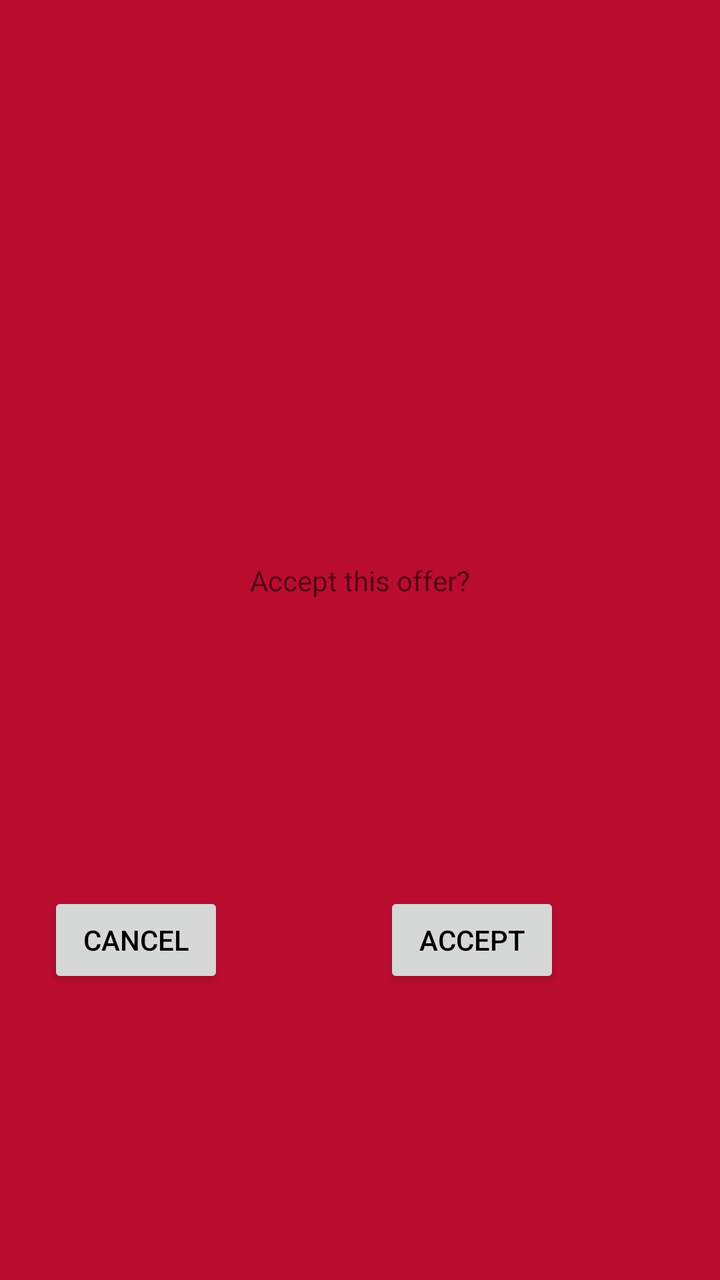
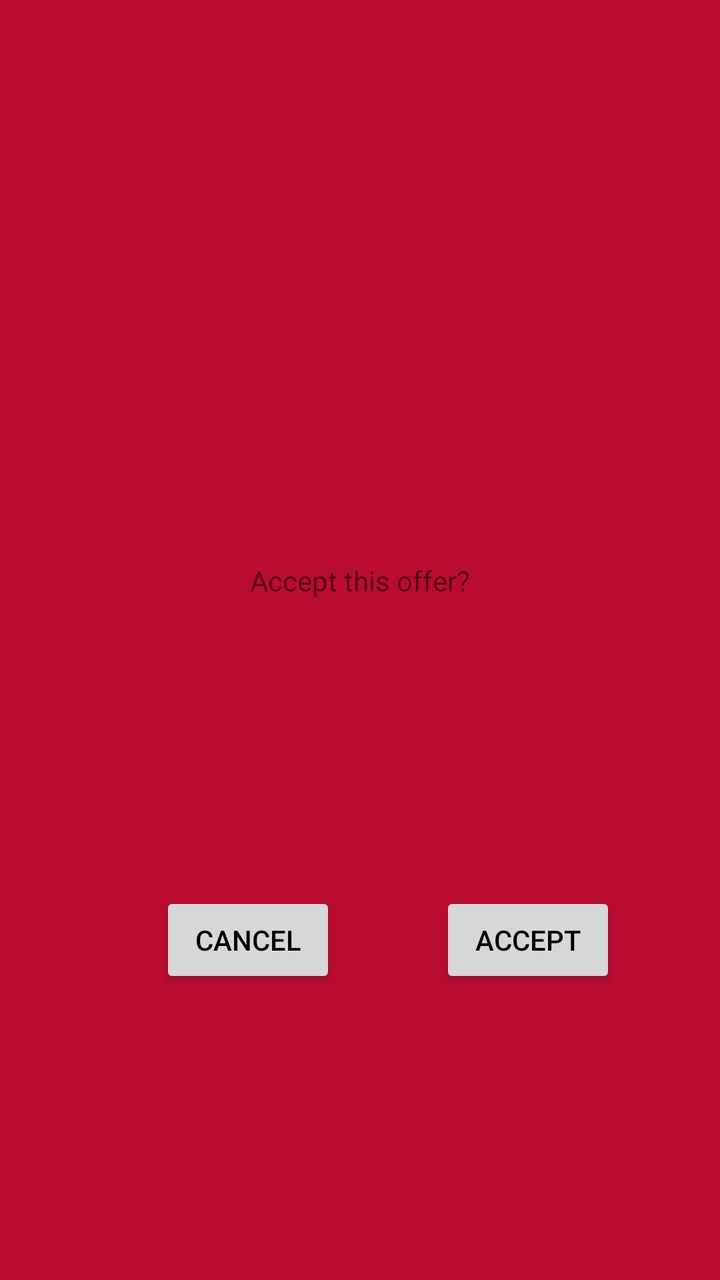

Before-and-after screenshots of an Android layout around one commit, followed by the original layout XML and the change that was made.
<!-- AndroidManifest.xml: application theme AppTheme -->
<!-- res/layout/accept_offer_popup.xml -->
<?xml version="1.0" encoding="utf-8"?>
<androidx.constraintlayout.widget.ConstraintLayout xmlns:android="http://schemas.android.com/apk/res/android"
    xmlns:app="http://schemas.android.com/apk/res-auto"
    xmlns:tools="http://schemas.android.com/tools"
    android:layout_width="260dp"
    android:layout_height="160dp">

    <Button
        android:id="@+id/cancelButton"
        android:layout_width="wrap_content"
        android:layout_height="wrap_content"
        android:layout_marginStart="24dp"
        android:text="Cancel"
        app:layout_constraintBottom_toBottomOf="parent"
        app:layout_constraintStart_toStartOf="parent"
        app:layout_constraintTop_toBottomOf="@+id/textView" />

    <Button
        android:id="@+id/acceptButton"
        android:layout_width="wrap_content"
        android:layout_height="wrap_content"
        android:text="Accept"
        app:layout_constraintBottom_toBottomOf="parent"
        app:layout_constraintEnd_toEndOf="parent"
        app:layout_constraintStart_toEndOf="@+id/cancelButton"
        app:layout_constraintTop_toBottomOf="@+id/textView" />

    <TextView
        android:id="@+id/textView"
        android:layout_width="wrap_content"
        android:layout_height="wrap_content"
        android:layout_marginBottom="60dp"
        android:text="Accept this offer?"
        app:layout_constraintBottom_toBottomOf="parent"
        app:layout_constraintEnd_toEndOf="parent"
        app:layout_constraintStart_toStartOf="parent"
        app:layout_constraintTop_toTopOf="parent" />

</androidx.constraintlayout.widget.ConstraintLayout>
<!-- resources referenced by this layout -->
<resources>
  <style name="AppTheme" parent="Theme.AppCompat.Light.NoActionBar">
          
          <item name="android:windowBackground">#BA0C2F</item>
          <item name="android:textColorPrimary">@android:color/black</item> 
          
      </style>
</resources>

<!-- the commit's change to res/layout/accept_offer_popup.xml (unified diff, before → after) -->
@@ -9,7 +9,7 @@
         android:id="@+id/cancelButton"
         android:layout_width="wrap_content"
         android:layout_height="wrap_content"
-        android:layout_marginStart="24dp"
+        android:layout_marginStart="80dp"
         android:text="Cancel"
         app:layout_constraintBottom_toBottomOf="parent"
         app:layout_constraintStart_toStartOf="parent"
